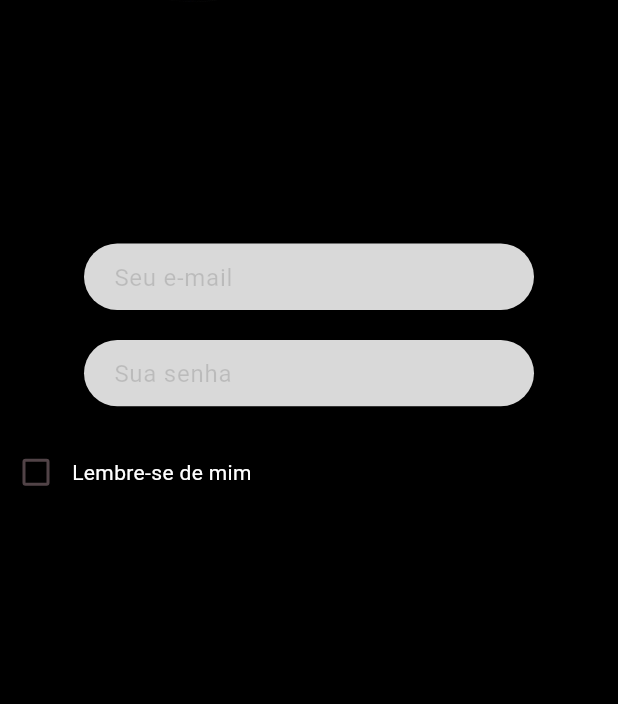
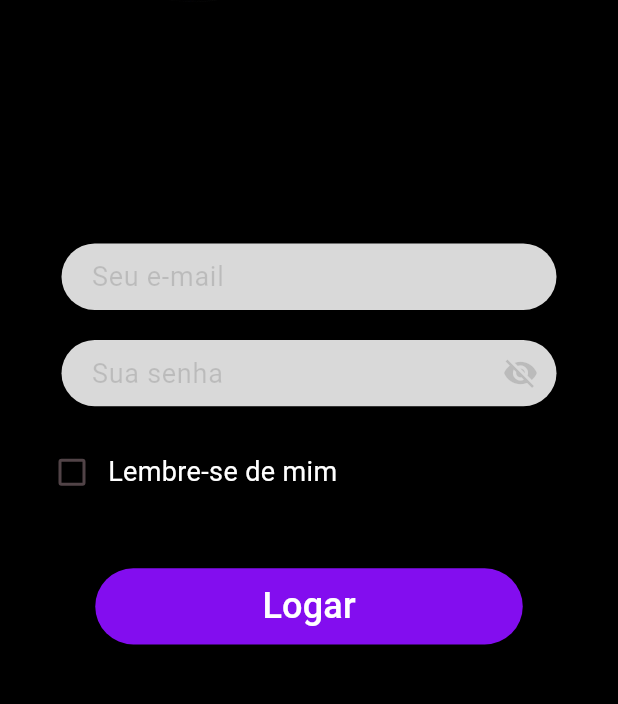
Before and after one commit to GuizinSX7/Jacksons, a Flutter app: the screen it shows after launch, on a phone screen of 412 x 824 dp, the part 331-1035 px from its top. Run offline on Flutter 3.47's test engine with Material 3 defaults, Android fonts, the light colour scheme and no system bars; our stand-ins replace animated_splash_screen, lottie; Roboto replaces fonts that are missing (ABeeZee).

Commit message:
login-quase-pronto

```diff
--- a/projeto/lib/pages/Login.dart
+++ b/projeto/lib/pages/Login.dart
@@ -1,7 +1,7 @@
 import 'package:flutter/material.dart';
 import 'dart:math';
 
-import 'package:projeto/Shared/style.dart'; // Para usar a constante pi
+import 'package:projeto/Shared/style.dart';
 
 class Login extends StatefulWidget {
   const Login({super.key});
@@ -11,17 +11,24 @@ class Login extends StatefulWidget {
 }
 
 class _LoginState extends State<Login> {
-  bool _isChecked = false; // Estado da checkbox
+  bool _isChecked = false;
+  bool _obscurePassword = true;
+
+  final TextEditingController _emailController = TextEditingController();
+  final TextEditingController _passwordController = TextEditingController();
 
   @override
   Widget build(BuildContext context) {
     return Scaffold(
       backgroundColor: MyColors.preto,
-      body: Center(
+      body: SingleChildScrollView(
+        child: Center(
+          child: Padding(
+            padding: const EdgeInsets.symmetric(horizontal: 24.0),
             child: Column(
               mainAxisAlignment: MainAxisAlignment.start,
               children: [
-            SizedBox(height: 140), // Espaçamento de 140 pixels do topo
+                SizedBox(height: 140),
                 Row(
                   mainAxisAlignment: MainAxisAlignment.center,
                   children: [
@@ -43,80 +50,114 @@ class _LoginState extends State<Login> {
                     ),
                   ],
                 ),
-            SizedBox(height: 163), // Espaçamento entre a imagem e os inputs
-            // Caixas de texto
+                SizedBox(height: 163),
                 Column(
                   children: [
-                Container(
-                  width: 300,
-                  height: 44.28, // Altura do input
-                  child: TextField(
-                    decoration: InputDecoration(
-                      hintText: 'Seu e-mail',
-                      hintStyle: TextStyle(
-                        color: MyColors.pretotransparente,
-                        height: 1.0, // Ajusta a altura da linha
+                    _buildTextField(
+                      controller: _emailController,
+                      hint: 'Seu e-mail',
+                      obscureText: false,
                     ),
-                      filled: true,
-                      fillColor: MyColors.cinzacaixatexto, // Cor de fundo da caixa
-                      border: OutlineInputBorder(
-                        borderRadius: BorderRadius.circular(102.0), // Bordas arredondadas
-                        borderSide: BorderSide.none,
+                    SizedBox(height: 20),
+                    _buildTextField(
+                      controller: _passwordController,
+                      hint: 'Sua senha',
+                      obscureText: _obscurePassword,
+                      suffixIcon: IconButton(
+                        icon: Icon(
+                          _obscurePassword ? Icons.visibility_off : Icons.visibility,
+                          color: MyColors.pretotransparente, // Ajuste temporário
                         ),
-                      contentPadding: EdgeInsets.symmetric(
-                        vertical: 11.0,
-                        horizontal: 16.0,
-                      ), // Ajuste vertical
+                        onPressed: () {
+                          print('Ícone pressionado'); // Debug
+                          setState(() {
+                            _obscurePassword = !_obscurePassword;
+                          });
+                        },
                       ),
                     ),
-                ),
-                SizedBox(height: 20), // Espaçamento entre os inputs
-                Container(
-                  width: 300,
-                  height: 44.28, // Altura do input
-                  child: TextField(
-                    decoration: InputDecoration(
-                      hintText: 'Sua senha',
-                      hintStyle: TextStyle(
-                        color: MyColors.pretotransparente,
-                        height: 1.0, // Ajusta a altura da linha
-                      ),
-                      filled: true,
-                      fillColor: MyColors.cinzacaixatexto, // Cor de fundo da caixa
-                      border: OutlineInputBorder(
-                        borderRadius: BorderRadius.circular(102.0), // Bordas arredondadas
-                        borderSide: BorderSide.none,
-                      ),
-                      contentPadding: EdgeInsets.symmetric(
-                        vertical: 11.0,
-                        horizontal: 16.0,
-                      ), // Ajuste vertical
-                    ),
-                  ),
-                ),
-                SizedBox(height: 20), // Espaçamento entre os inputs e a checkbox
+                    SizedBox(height: 20),
                     Row(
                       mainAxisAlignment: MainAxisAlignment.start,
                       children: [
                         Checkbox(
-                      value: _isChecked, // Estado da checkbox
+                          value: _isChecked,
+                          activeColor: MyColors.roxo,
                           onChanged: (bool? value) {
                             setState(() {
-                          _isChecked = value ?? false; // Atualiza o estado
+                              _isChecked = value ?? false;
                             });
                           },
                         ),
                         Text(
                           'Lembre-se de mim',
                           style: TextStyle(
-                        color: MyColors.branco, // Cor do texto da checkbox
+                            color: MyColors.branco,
+                            fontSize: 18,
+                          ),
+                        ),
+                      ],
+                    ),
+                    SizedBox(height: 40),
+                    Container(
+                      width: 285,
+                      height: 50.77,
+                      child: ElevatedButton(
+                        onPressed: () {
+                          // Handle login logic here
+                        },
+                        child: Text(
+                          'Logar',
+                          style: TextStyle(fontSize: 24, color: MyColors.branco),
+                        ),
+                        style: ElevatedButton.styleFrom(
+                          backgroundColor: MyColors.roxo,
+                          shape: RoundedRectangleBorder(
+                            borderRadius: BorderRadius.circular(30),
+                          ),
+                        ),
                       ),
                     ),
                   ],
                 ),
               ],
             ),
-          ],
+          ),
+        ),
+      ),
+    );
+  }
+
+  Widget _buildTextField({
+    required TextEditingController controller,
+    required String hint,
+    bool obscureText = false,
+    Widget? suffixIcon,
+  }) {
+    return Container(
+      width: 330,
+      height: 44.28,
+      child: TextField(
+        controller: controller,
+        obscureText: obscureText,
+        decoration: InputDecoration(
+          hintText: hint,
+          hintStyle: TextStyle(
+            color: MyColors.pretotransparente,
+            height: 1.0,
+            fontSize: 18,
+          ),
+          filled: true,
+          fillColor: MyColors.cinzacaixatexto,
+          border: OutlineInputBorder(
+            borderRadius: BorderRadius.circular(102.0),
+            borderSide: BorderSide.none,
+          ),
+          contentPadding: EdgeInsets.symmetric(
+            vertical: 11.0,
+            horizontal: 16.0,
+          ),
+          suffixIcon: suffixIcon,
         ),
       ),
     );
--- a/projeto/pubspec.yaml
+++ b/projeto/pubspec.yaml
@@ -57,6 +57,7 @@ dev_dependencies:
 
 # The following section is specific to Flutter packages.
 flutter:
+  uses-material-design: true
 
   # The following line ensures that the Material Icons font is
   # included with your application, so that you can use the icons in
```
Also changed, not shown: projeto/pubspec.lock. Lines whose indentation alone changed are shown as unchanged.
